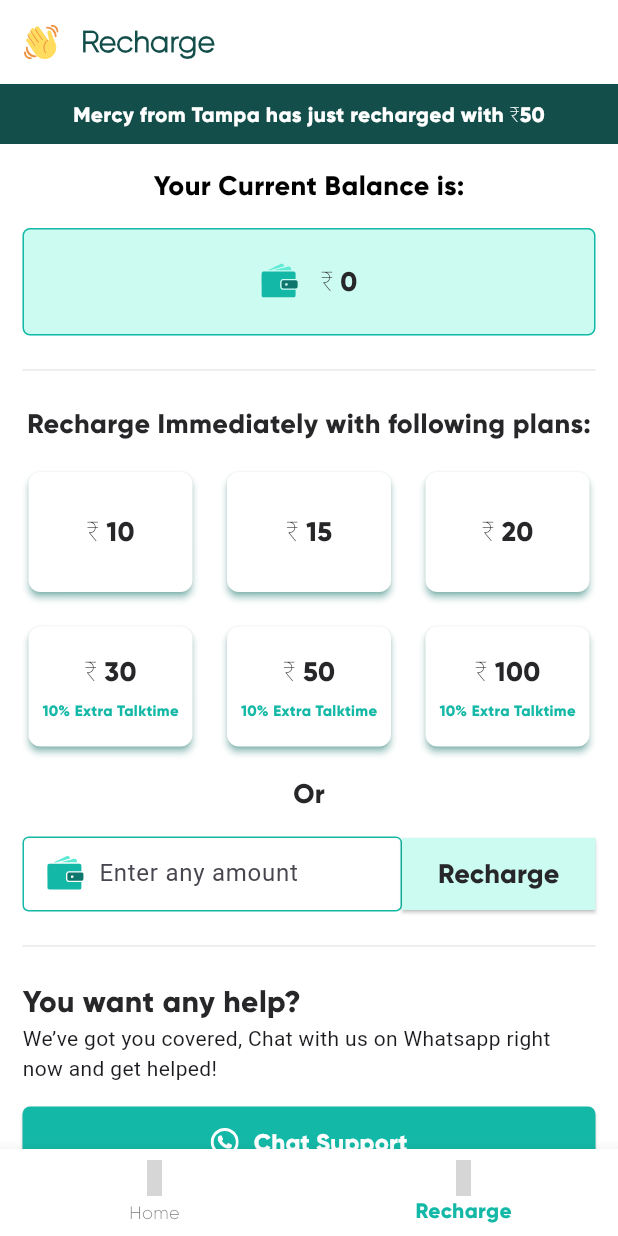
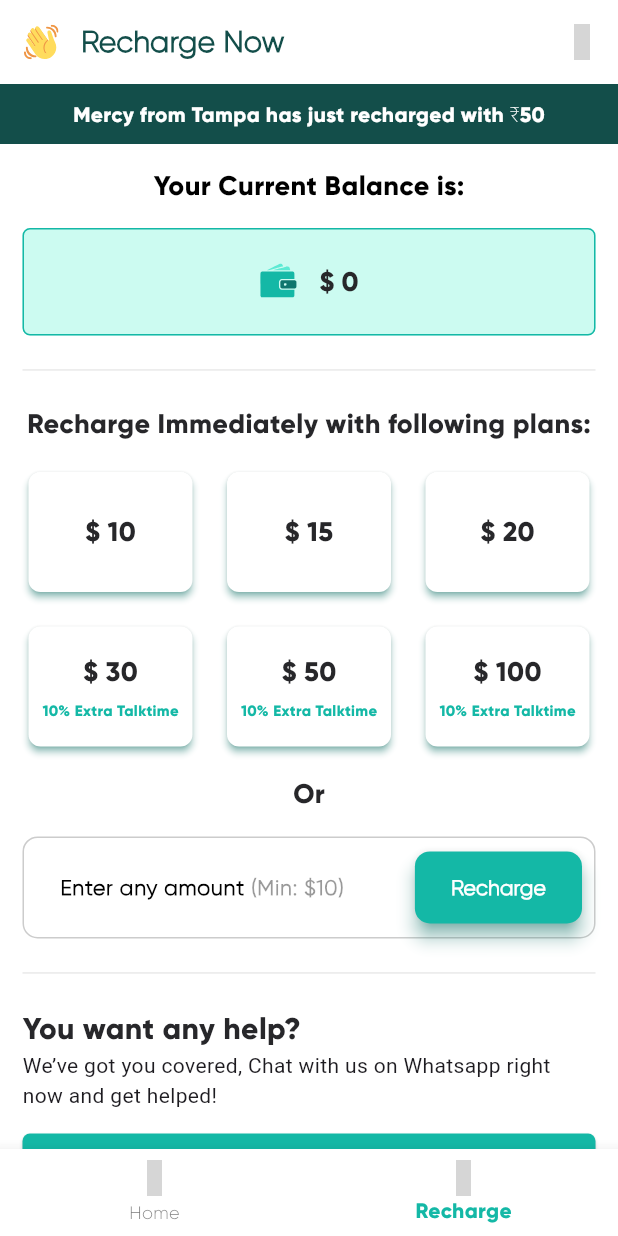
Before and after one commit to Prashant-ranjan-singh-123/direction, a Flutter app: the screen it shows after launch, after a tap on "Recharge Now", on a phone screen of 412 x 824 dp. Run offline on Flutter 3.47's test engine with Material 3 defaults, Android fonts, the light colour scheme and no system bars; drawn by our look-alikes of auto_size_text; our stand-ins replace flutter_svg, iconly, iconsax, shared_preferences; missing offline and left inert: razorpay_flutter; grey boxes are pictures that could not be loaded.

Commit message:
First Release

```diff
--- a/lib/model/astrologer_model.dart
+++ b/lib/model/astrologer_model.dart
@@ -3,6 +3,7 @@ import 'package:direction/utils/app_asset.dart';
 class Astrologer {
   String name;
   String fee;
+  String highFee;
   String expertise;
   String helped;
   String imageUrl;
@@ -10,6 +11,7 @@ class Astrologer {
   Astrologer({
     required this.name,
     required this.fee,
+    required this.highFee,
     required this.expertise,
     required this.helped,
     required this.imageUrl,
@@ -20,42 +22,47 @@ class AstrologerModel {
   List<Astrologer> data = [
     Astrologer(
       name: 'Pastor Joseph Fernandez',
-      fee: '\$ 5 1/min',
+      fee: '1/min',
       expertise: 'Marriage Issues',
       helped: '11,000+',
       imageUrl: AppAssets.png_astrologer_1,
+      highFee: '5',
     ),
     // Add more unique astrologers as needed
     Astrologer(
       name: 'Pastor Jane Doe',
-      fee: '\$ 4 1/min',
+      fee: '1/min',
       expertise: 'Career Guidance',
       helped: '8,000+',
-        imageUrl: AppAssets.png_astrologer_2
+      imageUrl: AppAssets.png_astrologer_2,
+      highFee: '3',
     ),
 
     Astrologer(
       name: 'Pastor Jane Doe',
-      fee: '\$ 4 1/min',
+      fee: '1/min',
       expertise: 'Career Guidance',
       helped: '8,000+',
-      imageUrl: AppAssets.png_astrologer_3
+      imageUrl: AppAssets.png_astrologer_3,
+      highFee: '5',
     ),
 
     Astrologer(
       name: 'Pastor Jane Doe',
-      fee: '\$ 4 1/min',
+      fee: '1/min',
       expertise: 'Career Guidance',
       helped: '8,000+',
-      imageUrl: AppAssets.png_astrologer_4
+      imageUrl: AppAssets.png_astrologer_4,
+      highFee: '3',
     ),
 
     Astrologer(
-        name: 'Pastor Jane Doe',
-        fee: '\$ 4 1/min',
-        expertise: 'Career Guidance',
-        helped: '8,000+',
-        imageUrl: AppAssets.png_astrologer_4
+      name: 'Pastor Jane Doe',
+      fee: '1/min',
+      expertise: 'Career Guidance',
+      helped: '8,000+',
+      imageUrl: AppAssets.png_astrologer_5,
+      highFee: '5',
     ),
   ];
 }
--- a/lib/screens/bottom_nav_bar/home/home_page_after_login.dart
+++ b/lib/screens/bottom_nav_bar/home/home_page_after_login.dart
@@ -83,7 +83,7 @@ class _HomePageAfterLoginState extends State<HomePageAfterLogin> {
                 SvgPicture.asset(AppAssets.svg_wallet),
                 SizedBox(width: 15),
                 Text(
-                  '₹ ${balance}',
+                  '\$ ${balance}',
                   style: AppTextStyle.recharge_current_banner_text(),
                 ),
                 Spacer(),
@@ -138,9 +138,14 @@ class _HomePageAfterLoginState extends State<HomePageAfterLogin> {
                       crossAxisAlignment: CrossAxisAlignment.start,
                       children: [
                         // Image taking maximum size
-                        Container(
-                          width: 120, // Set a fixed width for the image
-                          height: 120, // Set a fixed height for the image
+                        Column(
+                          mainAxisAlignment: MainAxisAlignment.center, // Center vertically
+                          children: [
+                            ClipRRect(
+                              borderRadius: BorderRadius.circular(5),
+                              child: Container(
+                                width: 170, // Set a fixed width for the image
+                                height: 170, // Set a fixed height for the image
                                 child: data.imageUrl.isNotEmpty
                                     ? Image.asset(
                                   data.imageUrl,
@@ -149,6 +154,9 @@ class _HomePageAfterLoginState extends State<HomePageAfterLogin> {
                                     : Container(
                                   color: AppColor.black, // Placeholder if no image
                                 ),
+                              ),
+                            ),
+                          ],
                         ),
                         SizedBox(width: 10), // Space between image and text
                         Expanded(
@@ -166,9 +174,43 @@ class _HomePageAfterLoginState extends State<HomePageAfterLogin> {
                                 color: AppColor.secondary_light_green,
                                 child: Padding(
                                   padding: const EdgeInsets.symmetric(vertical: 6, horizontal: 18),
+                                  child: Row(
+                                    mainAxisSize: MainAxisSize.min,
+                                    children: [
+                                      Flexible(
                                         child: Text(
-                                    data.fee,
+                                          '\$',
                                           style: AppTextStyle.h1(fontSize: 14),
+                                          overflow: TextOverflow.ellipsis, // This will add an ellipsis if the text overflows
+                                        ),
+                                      ),
+                                      Flexible(
+                                        child: Stack(
+                                          alignment: Alignment.center,
+                                          children: [
+                                            Text(
+                                              data.highFee,
+                                              style: AppTextStyle.h1(fontSize: 14),
+                                            ),
+                                            Positioned(
+                                              top: 10,
+                                              child: Container(
+                                                width: data.highFee.length * 18, // Adjust line width based on text length
+                                                height: 1, // Line thickness
+                                                color: Colors.black, // Line color
+                                              ),
+                                            ),
+                                          ],
+                                        ),
+                                      ),
+                                      Flexible(
+                                        child: Text(
+                                          ' ${data.fee}',
+                                          style: AppTextStyle.h1(fontSize: 14),
+                                          overflow: TextOverflow.ellipsis,
+                                        ),
+                                      ),
+                                    ],
                                   ),
                                 ),
                               ),
@@ -197,12 +239,6 @@ class _HomePageAfterLoginState extends State<HomePageAfterLogin> {
                                 ),
                               ),
                               SizedBox(height: 10),
-                            ],
-                          ),
-                        ),
-                      ],
-                    ),
-                    SizedBox(height: 15,),
                               SizedBox(
                                 width: double.infinity,
                                 height: 40,
@@ -221,8 +257,8 @@ class _HomePageAfterLoginState extends State<HomePageAfterLogin> {
                                   child: Row(
                                     mainAxisAlignment: MainAxisAlignment.center,
                                     children: [
-                            Icon(IconlyBold.call, color: AppColor.white, size: 18,),
-                            SizedBox(width: 10,),
+                                      Icon(IconlyBold.call, color: AppColor.white, size: 18),
+                                      SizedBox(width: 10),
                                       Text(
                                         'Call Now',
                                         style: AppTextStyle.body1(fontColor: AppColor.white, fontSize: 15),
@@ -230,7 +266,12 @@ class _HomePageAfterLoginState extends State<HomePageAfterLogin> {
                                     ],
                                   ),
                                 ),
-                    )
+                              ),
+                            ],
+                          ),
+                        ),
+                      ],
+                    ),
                   ],
                 ),
               ),
--- a/lib/screens/bottom_nav_bar/recharge/recharge_page_after_login.dart
+++ b/lib/screens/bottom_nav_bar/recharge/recharge_page_after_login.dart
@@ -59,7 +59,7 @@ class _RechargePageAfterLoginState extends State<RechargePageAfterLogin> {
   @override
   Widget build(BuildContext context) {
     return Scaffold(
-      appBar: AppAppBar.afterLoginAppBar(title: 'Recharge'),
+      appBar: AppAppBar.afterLoginAppBar(title: 'Recharge Now', isPrivacyPolicy: true),
       body: _loading
           ? Center(
               child: CircularProgressIndicator(
@@ -68,23 +68,19 @@ class _RechargePageAfterLoginState extends State<RechargePageAfterLogin> {
             )
           : SizedBox(
               width: MediaQuery.of(context).size.width,
-              child: Column(
-                children: [
-                  _top_banner(),
-                  Expanded(
+              child: Expanded(
                 child: SingleChildScrollView(
                   child: Column(
                     crossAxisAlignment: CrossAxisAlignment.start,
                     mainAxisAlignment: MainAxisAlignment.center,
                     children: [
+                      _top_banner(),
                       _your_current_balance(),
                       _recharge_with_following_plan(),
                       _build_chat_support()
                     ],
                   ),
                 ),
-                  ),
-                ],
               ),
             ),
     );
@@ -139,7 +135,7 @@ class _RechargePageAfterLoginState extends State<RechargePageAfterLogin> {
                       width: 15,
                     ),
                     Text(
-                      '₹ ${_total_balance}',
+                      '\$ ${_total_balance}',
                       style: AppTextStyle.recharge_current_banner_text(),
                     )
                   ],
@@ -187,7 +183,14 @@ class _RechargePageAfterLoginState extends State<RechargePageAfterLogin> {
           SizedBox(
             height: 15,
           ),
-          Row(
+          Container(
+            decoration: BoxDecoration(
+              border: Border.all(color: AppColor.black.withOpacity(0.2)),
+              borderRadius: BorderRadius.circular(10)
+            ),
+            child: Padding(
+              padding: const EdgeInsets.all(8.0),
+              child: Row(
                 children: [
                   Expanded(
                     child: SizedBox(
@@ -199,26 +202,24 @@ class _RechargePageAfterLoginState extends State<RechargePageAfterLogin> {
                             // prefixIcon: , // Leading icon
                             border: OutlineInputBorder(
                               borderSide:
-                              BorderSide(color: AppColor.secondary_light),
+                                  BorderSide(color: AppColor.white),
                             ),
                             enabledBorder: OutlineInputBorder(
-                          borderSide: BorderSide(color: AppColor.secondary),
+                              borderSide: BorderSide(color: AppColor.white),
                             ),
                             focusedBorder: OutlineInputBorder(
                               borderSide: BorderSide(
-                              color: Colors.black), // Border when focused
+                                  color: Colors.white), // Border when focused
                             ),
                             // hintText: 'Enter any amount', // Placeholder text
                             label: Row(
                               children: [
-                            Padding(
-                              padding: const EdgeInsets.only(right: 10),
-                              child: SvgPicture.asset(AppAssets.svg_wallet),
-                            ),
-                            Text('Enter any amount')
+                                Text('Enter any amount', style: AppTextStyle.body1(fontSize: 14, fontColor: AppColor.black),),
+                                Text(' (Min: \$10)', style: AppTextStyle.body1(fontSize: 14, fontColor: AppColor.black.withOpacity(0.4)),),
                               ],
                             ),
-                        hintText: 'Ex: 52'),
+                            // hintText: 'Ex: 52'
+                        ),
                       ),
                     ),
                   ),
@@ -226,8 +227,13 @@ class _RechargePageAfterLoginState extends State<RechargePageAfterLogin> {
                     height: 48,
                     child: ElevatedButton(
                       style: ElevatedButton.styleFrom(
-                      backgroundColor: AppColor.secondary_light,
-                      shape: RoundedRectangleBorder()),
+                        backgroundColor: AppColor.secondary,
+                        elevation: 5,
+                        shadowColor: AppColor.secondary,
+                        shape: RoundedRectangleBorder(
+                          borderRadius: BorderRadius.circular(10),
+                        ),
+                      ),
                       onPressed: () {
                         FocusScope.of(context).unfocus();
 
@@ -248,11 +254,13 @@ class _RechargePageAfterLoginState extends State<RechargePageAfterLogin> {
                       },
                       child: Text(
                         'Recharge',
-                    style: AppTextStyle.recharge_current_banner_text(),
+                        style: AppTextStyle.body1(fontColor: AppColor.white, fontSize: 14),
                       ),
                     ),
                   ),
                 ],
+              ),
+            ),
           ),
           SizedBox(
             height: 15,
@@ -320,7 +328,7 @@ class _RechargePageAfterLoginState extends State<RechargePageAfterLogin> {
                 mainAxisAlignment: MainAxisAlignment.center,
                 children: [
                   Text(
-                    '₹ ${value}',
+                    '\$ ${value}',
                     style: AppTextStyle.recharge_current_banner_text(),
                   ),
                 ],
--- a/lib/services/other_app_opener.dart
+++ b/lib/services/other_app_opener.dart
@@ -1,7 +1,6 @@
 import 'package:url_launcher/url_launcher.dart';
 
 class AppOpener {
-
   // Launches a URL
   static Future<void> launchAppUsingUrl({required String link}) async {
     final Uri _url = Uri.parse(link);
@@ -9,4 +8,13 @@ class AppOpener {
       throw Exception('Could not launch $_url');
     }
   }
+
+  // Launches a URL
+  static Future<void> launchPrivacyPolicy() async {
+    final Uri _url = Uri.parse(
+        'https://berry-yacht-fe8.notion.site/Direction-Private-Policy-417a2910f97141538baf27be219cbf0c');
+    if (!await launchUrl(_url)) {
+      throw Exception('Could not launch $_url');
+    }
+  }
 }
--- a/lib/shared/app_bar.dart
+++ b/lib/shared/app_bar.dart
@@ -1,14 +1,18 @@
+import 'package:direction/services/other_app_opener.dart';
 import 'package:direction/utils/app_asset.dart';
 import 'package:direction/utils/app_color.dart';
 import 'package:direction/utils/text_style.dart';
 import 'package:flutter/material.dart';
 import 'package:flutter_svg/flutter_svg.dart';
+import 'package:iconly/iconly.dart';
 
 class AppAppBar {
   static AppBar afterLoginAppBar(
       {required String title,
       bool is_high_icon = true,
-      bool isBoldHead = false}) {
+      bool isBoldHead = false,
+      bool isPrivacyPolicy = false
+      }) {
     return AppBar(
       centerTitle: false,
       title: Row(
@@ -30,6 +34,12 @@ class AppAppBar {
           ),
         ],
       ),
+
+      actions: [
+        isPrivacyPolicy? IconButton(onPressed: (){
+          AppOpener.launchPrivacyPolicy();
+        }, icon: Icon(IconlyBold.paper, color: AppColor.secondary,)): SizedBox()
+      ],
     );
   }
 }
```
Also changed, not shown: asset/images/png/doctor_3.png, asset/images/png/doctor_4.png, asset/images/png/doctor_5.png, asset/images/png/doctor_one.png, asset/images/png/doctor_two.png. Lines whose indentation alone changed are shown as unchanged.
